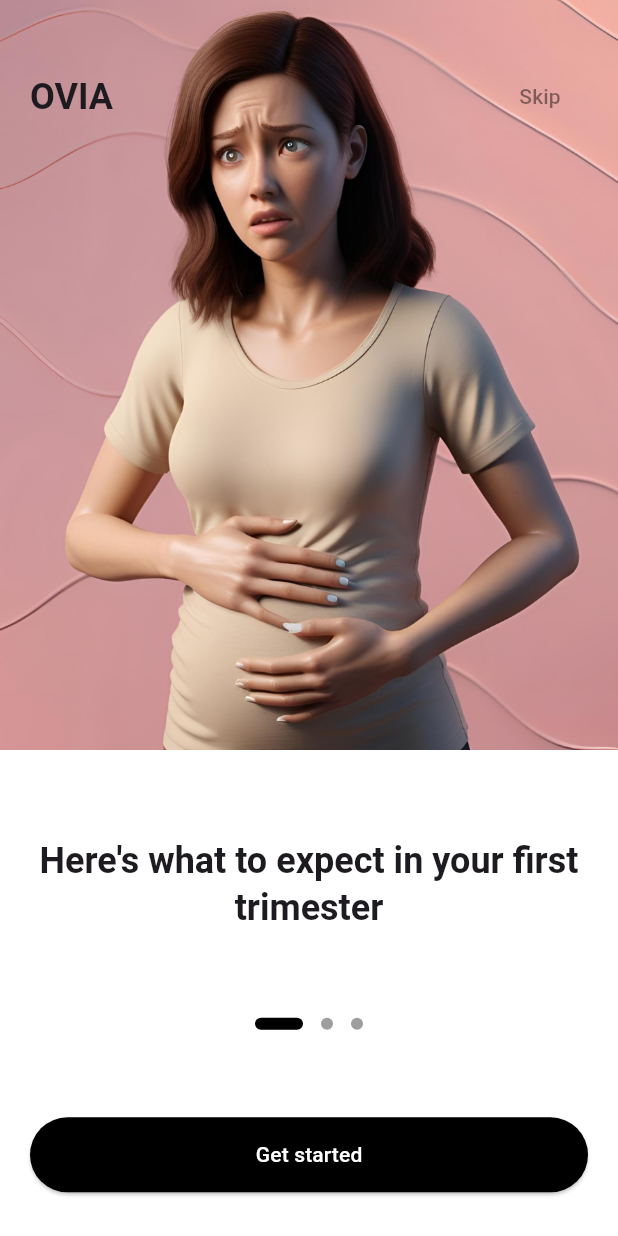
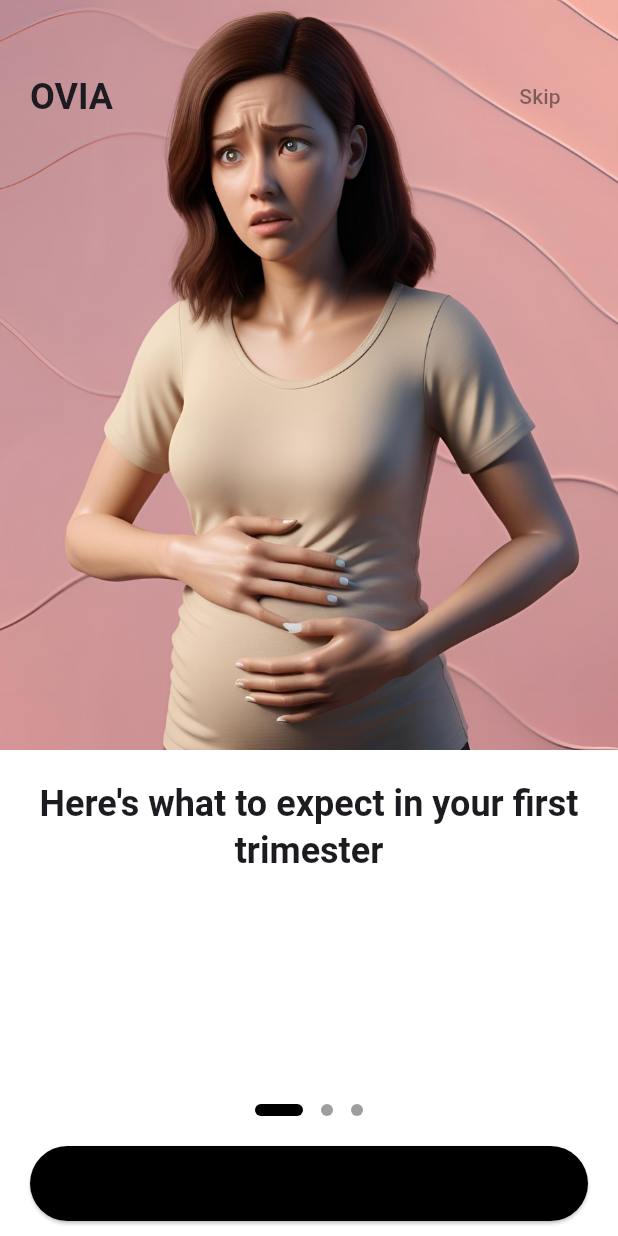
Before and after one commit to ClarenceLaria/ovia, a Flutter app: the screen it shows after launch, on a phone screen of 412 x 824 dp. Run offline on Flutter 3.47's test engine with Material 3 defaults, Android fonts, the phone set to English and light mode, and no system bars; drawn by our look-alikes of smooth_page_indicator.

Commit message:
Onboarding screen UI updates

```diff
--- a/lib/features/onboarding/onboarding_page.dart
+++ b/lib/features/onboarding/onboarding_page.dart
@@ -5,18 +5,12 @@ class OnboardingPage extends StatelessWidget{
     super.key,
     required this.title,
     required this.subtitle,
-    required this.buttonText,
     required this.image,
-    required this.onButtonPressed,
-    required this.indicator,
   });
 
   final String title;
   final String subtitle;
-  final String buttonText;
   final String image;
-  final VoidCallback onButtonPressed;
-  final Widget indicator;
 
   @override
   Widget build(BuildContext context){
@@ -51,24 +45,6 @@ class OnboardingPage extends StatelessWidget{
           ),
         ),
         const SizedBox(height: 20),
-        indicator,
-        const SizedBox(height: 20),
-        Padding(
-          padding: const EdgeInsets.symmetric(horizontal: 20.0),
-          child: ElevatedButton(
-            style: ElevatedButton.styleFrom(
-              minimumSize: const Size(double.infinity, 50),
-              shape: RoundedRectangleBorder(
-                borderRadius: BorderRadius.circular(30),
-              ),
-              backgroundColor: Colors.black,
-              foregroundColor: Colors.white,
-            ),
-            onPressed: onButtonPressed,
-            child: Text(buttonText),
-          ),
-        ),
-        const SizedBox(height: 10),
       ],
     );
   }
--- a/lib/screens/onboarding_screen.dart
+++ b/lib/screens/onboarding_screen.dart
@@ -13,6 +13,7 @@ class OnboardingScreen extends StatefulWidget {
 class _OnboardingScreenState extends State<OnboardingScreen> {
   final PageController _pageController = PageController();
   int currentPage = 0;
+  String buttonText = "";
 
   final List<Map<String, String>> onboardingData = [
     {
@@ -66,16 +67,26 @@ class _OnboardingScreenState extends State<OnboardingScreen> {
             onPageChanged: (index) {
               setState(() {
                 currentPage = index;
+                buttonText = onboardingData[index]['buttonText']!;
               });
             },
             itemBuilder: (context, index) {
-              return OnboardingPage(
+              return Column(
+                children: [
+                  OnboardingPage(
                     title: onboardingData[index]['title']!,
                     subtitle: onboardingData[index]['subtitle']!,
-                buttonText: onboardingData[index]['buttonText']!,
                     image: onboardingData[index]['image']!,
-                onButtonPressed: nextPage,
-                indicator: SmoothPageIndicator(
+                  ),
+
+                ],
+              );
+            },
+          ),
+          Column(
+            mainAxisAlignment: MainAxisAlignment.end,
+            children: [
+              SmoothPageIndicator(
                 controller: _pageController,
                 count: onboardingData.length,
                 effect: const ExpandingDotsEffect(
@@ -86,8 +97,24 @@ class _OnboardingScreenState extends State<OnboardingScreen> {
                   expansionFactor: 4,
                 ),
               ),
-              );
-            },
+              const SizedBox(height: 20),
+              Padding(
+                padding: const EdgeInsets.symmetric(horizontal: 20.0),
+                child: ElevatedButton(
+                  style: ElevatedButton.styleFrom(
+                    minimumSize: const Size(double.infinity, 50),
+                    shape: RoundedRectangleBorder(
+                      borderRadius: BorderRadius.circular(30),
+                    ),
+                    backgroundColor: Colors.black,
+                    foregroundColor: Colors.white,
+                  ),
+                  onPressed: nextPage,
+                  child: Text(buttonText),
+                ),
+              ),
+              const SizedBox(height: 10),
+            ],
           ),
           Padding(
             padding: const EdgeInsets.symmetric(horizontal: 20.0, vertical: 40.0),
```
Lines whose indentation alone changed are shown as unchanged.
